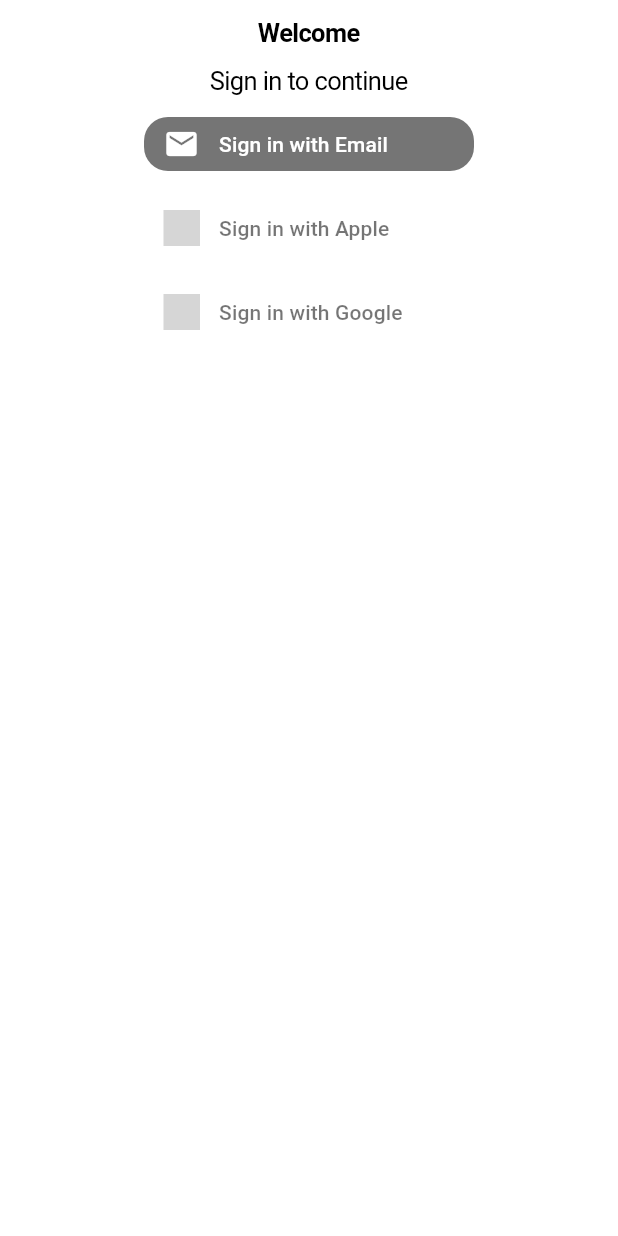
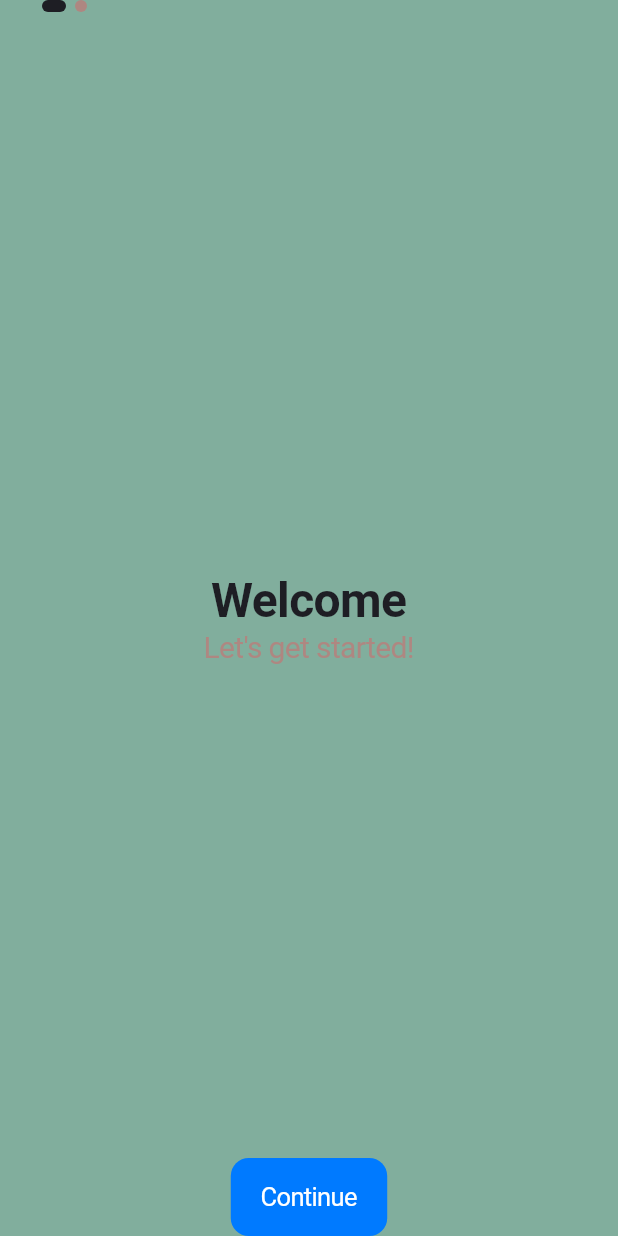
Before and after one commit to 2024-dissertation/model-maker-app, a Flutter app: the screen it shows after launch, on a phone screen of 412 x 824 dp. Run offline on Flutter 3.47's test engine with Material 3 defaults, Android fonts, the phone set to English and light mode, and no system bars; drawn by our look-alikes of sign_in_button; our stand-ins replace bloc, camera, carousel_slider, dart_mappable, dio, equatable and 12 more; missing offline and left inert: flutter_3d_controller; accounts and stored records are empty; generated files the repository leaves out were written again; statements that could not run were skipped; grey boxes are pictures that could not be loaded.

Commit message:
Theming and onboarding

```diff
--- a/lib/app/views/app_layout.dart
+++ b/lib/app/views/app_layout.dart
@@ -15,6 +15,7 @@ class AppLayout extends StatelessWidget {
   @override
   Widget build(BuildContext context) {
     return CupertinoTabScaffold(
+      resizeToAvoidBottomInset: false,
       tabBuilder: (context, index) {
         return children[index];
       },
--- a/lib/helpers/router.dart
+++ b/lib/helpers/router.dart
@@ -11,7 +11,7 @@ import 'package:frontend/pages/scanner_page.dart';
 import 'package:frontend/pages/profile_page.dart';
 import 'package:frontend/pages/settings_page.dart';
 import 'package:frontend/pages/splash_screen.dart';
-import 'package:frontend/pages/unauthorized_page.dart';
+import 'package:frontend/pages/onboarding/unauthorized_page.dart';
 import 'package:frontend/pages/view_images.dart';
 import 'package:frontend/pages/view_task.dart';
 import 'package:go_router/go_router.dart';
--- a/lib/helpers/theme.dart
+++ b/lib/helpers/theme.dart
@@ -1,11 +1,78 @@
 import 'package:flutter/cupertino.dart';
+
+const raisinBlack = Color(0xFF1E1E24);
+
+const coralPink = Color(0xFFFB9F89);
+const coralPinkDark = Color(0xFFE07A5F);
+
+const khaki = Color(0xFFC4AF9A);
+const khakiDark = Color(0xFFA18C7A);
+
+const cambridgeBlue = Color(0xFF81AE9D);
+const cambridgeBlueDark = Color(0xFF5E7D6B);
+
+const jungleGreen = Color(0xFF21A179);
+const jungleGreenDark = Color(0xFF1A7A5A);
+
+const desaturatedPink = Color(0xFFae8781);
+const desaturatedPinkDark = Color(0xFF7a5a54);
+
+const desaturatedDarkViolet = Color(0xFF9d81ae);
+const desaturatedDarkVioletDark = Color(0xFF6b5a7d);
 
 const CupertinoThemeData cupertinoLight = CupertinoThemeData(
   brightness: Brightness.light,
   primaryColor: CupertinoColors.activeBlue,
+  scaffoldBackgroundColor: cambridgeBlue,
 );
 
 const CupertinoThemeData cupertinoDark = CupertinoThemeData(
   brightness: Brightness.dark,
   primaryColor: CupertinoColors.activeGreen,
+  scaffoldBackgroundColor: raisinBlack,
 );
+
+class CustomCupertinoTheme extends CupertinoThemeData {
+  final TextStyle body;
+  final TextStyle title;
+  final TextStyle subtitle;
+
+  final Color bgColor1;
+  final Color bgColor2;
+  final Color bgColor3;
+
+  const CustomCupertinoTheme({
+    required this.body,
+    required this.title,
+    required this.subtitle,
+    required this.bgColor1,
+    required this.bgColor2,
+    required this.bgColor3,
+  }) : super();
+
+  static CustomCupertinoTheme of(BuildContext context) {
+    final theme = CupertinoTheme.of(context);
+
+    if (theme.brightness == Brightness.dark) {
+      return CustomCupertinoTheme(
+        body: theme.textTheme.textStyle.copyWith(fontSize: 16),
+        title: theme.textTheme.textStyle
+            .copyWith(fontSize: 32, fontWeight: FontWeight.bold),
+        subtitle: theme.textTheme.textStyle.copyWith(fontSize: 20),
+        bgColor1: raisinBlack,
+        bgColor2: desaturatedDarkVioletDark,
+        bgColor3: cambridgeBlue,
+      );
+    }
+
+    return CustomCupertinoTheme(
+      body: theme.textTheme.textStyle.copyWith(fontSize: 16),
+      title: theme.textTheme.textStyle
+          .copyWith(fontSize: 32, fontWeight: FontWeight.bold),
+      subtitle: theme.textTheme.textStyle.copyWith(fontSize: 20),
+      bgColor1: cambridgeBlue,
+      bgColor2: desaturatedDarkViolet,
+      bgColor3: cambridgeBlue,
+    );
+  }
+}
--- a/lib/pages/login_page.dart
+++ b/lib/pages/login_page.dart
@@ -7,6 +7,7 @@ import 'package:frontend/module/auth/repository/auth_repository.dart';
 import 'package:frontend/module/user/cubit/my_user_cubit.dart';
 import 'package:frontend/main/main.dart';
 import 'package:frontend/module/user/cubit/my_user_state.dart';
+import 'package:frontend/ui/themed/themed_text.dart';
 
 class LoginPage extends StatefulWidget {
   const LoginPage({super.key});
@@ -30,17 +31,15 @@ class _LoginPageState extends State<LoginPage> {
 
   @override
   Widget build(BuildContext context) {
-    return CupertinoPageScaffold(
-      navigationBar: const CupertinoNavigationBar(
-        middle: Text('Login Page'),
-      ),
-      child: SafeArea(
+    return SafeArea(
       child: Padding(
-          padding: const EdgeInsets.all(16.0),
-          child: SingleChildScrollView(
+        padding: EdgeInsets.symmetric(horizontal: 32),
         child: Column(
-              mainAxisAlignment: MainAxisAlignment.center,
+          mainAxisAlignment: MainAxisAlignment.start,
+          crossAxisAlignment: CrossAxisAlignment.start,
           children: [
+            ThemedText("Login", style: TextType.title),
+            SizedBox(height: 8),
             if (context.watch<MyUserCubit>().state is MyUserError)
               Text(
                 (context.watch<MyUserCubit>().state as MyUserError).message,
@@ -71,21 +70,18 @@ class _LoginPageState extends State<LoginPage> {
                 if (state == AuthState.initial) {
                   return const CupertinoActivityIndicator();
                 }
-                    return CupertinoButton.filled(
+                return Center(
+                  child: CupertinoButton.filled(
                     child: const Text("Login"),
-                      onPressed: () =>
-                          _authRepository.signInWithEmailAndPassword(
+                    onPressed: () => _authRepository.signInWithEmailAndPassword(
                       _emailController.text,
                       _passwordController.text,
+                    ),
                   ),
                 );
               },
             ),
-                Text(context.watch<AuthCubit>().state.toString()),
-                Text("${_authRepository.currentUser}"),
           ],
-            ),
-          ),
         ),
       ),
     );
--- /dev/null
+++ b/lib/pages/onboarding/sign_up_page.dart
@@ -0,0 +1,69 @@
+import 'package:flutter/cupertino.dart';
+import 'package:frontend/main/main.dart';
+import 'package:frontend/module/auth/repository/auth_repository.dart';
+import 'package:frontend/pages/login_page.dart';
+import 'package:sign_in_button/sign_in_button.dart';
+
+class SignUpPage extends StatelessWidget {
+  SignUpPage({super.key, required this.onBack});
+
+  final VoidCallback onBack;
+
+  final AuthRepository _authRepository = getIt();
+
+  @override
+  Widget build(BuildContext context) {
+    return Stack(
+      children: [
+        Center(
+          child: Column(
+            mainAxisAlignment: MainAxisAlignment.center,
+            children: [
+              SignInButton(
+                Buttons.email,
+                onPressed: () => showCupertinoModalPopup(
+                  context: context,
+                  builder: (BuildContext context) {
+                    return AnimatedPadding(
+                      duration: Duration(milliseconds: 0),
+                      padding: EdgeInsets.only(
+                          bottom: MediaQuery.of(context).viewInsets.bottom),
+                      child: ClipRRect(
+                        borderRadius: BorderRadius.only(
+                            topLeft: Radius.circular(16),
+                            topRight: Radius.circular(16)),
+                        child: Container(
+                          color: CupertinoTheme.of(context)
+                              .scaffoldBackgroundColor,
+                          height: 319,
+                          child: LoginPage(),
+                        ),
+                      ),
+                    );
+                  },
+                ),
+              ),
+              SignInButton(
+                Buttons.appleDark,
+                onPressed: () => _authRepository.signInWithApple(),
+              ),
+              SignInButton(
+                Buttons.googleDark,
+                onPressed: () => _authRepository.signInWithGoogle(),
+              ),
+            ],
+          ),
+        ),
+        SafeArea(
+          child: Align(
+            alignment: Alignment.bottomCenter,
+            child: CupertinoButton.filled(
+              onPressed: () => onBack(),
+              child: Text("Back"),
+            ),
+          ),
+        ),
+      ],
+    );
+  }
+}
--- /dev/null
+++ b/lib/pages/onboarding/unauthorized_page.dart
@@ -0,0 +1,90 @@
+import 'package:flutter/cupertino.dart';
+import 'package:frontend/helpers/theme.dart';
+import 'package:frontend/pages/onboarding/sign_up_page.dart';
+import 'package:frontend/pages/onboarding/welcome_page.dart';
+import 'package:frontend/ui/dot_indicator.dart';
+
+class UnauthorizedPage extends StatefulWidget {
+  const UnauthorizedPage({super.key});
+
+  @override
+  State<UnauthorizedPage> createState() => _UnauthorizedPageState();
+}
+
+class _UnauthorizedPageState extends State<UnauthorizedPage> {
+  int index = 0;
+  final PageController controller = PageController();
+
+  late List<Widget> pages;
+
+  @override
+  void initState() {
+    super.initState();
+
+    pages = [
+      WelcomePage(
+        pageController: controller,
+        onContinue: () {
+          setState(() {
+            index = 1;
+            controller.animateToPage(1,
+                duration: const Duration(milliseconds: 300),
+                curve: Curves.easeInOut);
+          });
+        },
+        pageIndex: index,
+      ),
+      SignUpPage(
+        onBack: () {
+          setState(() {
+            index = 1;
+            controller.animateToPage(0,
+                duration: const Duration(milliseconds: 300),
+                curve: Curves.easeInOut);
+          });
+        },
+      ),
+    ];
+  }
+
+  @override
+  Widget build(BuildContext context) {
+    return CupertinoPageScaffold(
+      resizeToAvoidBottomInset: false,
+      child: Stack(
+        children: [
+          AnimatedContainer(
+            duration: Duration(milliseconds: 300),
+            color: index == 0
+                ? CustomCupertinoTheme.of(context).bgColor1
+                : CustomCupertinoTheme.of(context).bgColor2,
+            child: PageView.builder(
+              controller: controller,
+              itemBuilder: (context, index) {
+                return pages[index];
+              },
+              itemCount: pages.length,
+              onPageChanged: (index) {
+                setState(() {
+                  this.index = index;
+                });
+              },
+            ),
+          ),
+          SafeArea(
+            child: Positioned(
+              top: 0,
+              child: Padding(
+                padding: EdgeInsets.only(left: 25),
+                child: DotIndicator(
+                  itemCount: pages.length,
+                  currentIndex: index,
+                ),
+              ),
+            ),
+          ),
+        ],
+      ),
+    );
+  }
+}
--- /dev/null
+++ b/lib/pages/onboarding/welcome_page.dart
@@ -0,0 +1,92 @@
+import 'dart:math' as math;
+
+import 'package:flutter/cupertino.dart';
+import 'package:flutter_svg/svg.dart';
+import 'package:frontend/ui/themed/themed_text.dart';
+import 'package:vector_graphics/vector_graphics_compat.dart';
+
+class WelcomePage extends StatefulWidget {
+  const WelcomePage(
+      {super.key,
+      required this.onContinue,
+      required this.pageController,
+      required this.pageIndex});
+
+  final VoidCallback onContinue;
+  final PageController pageController;
+  final int pageIndex;
+
+  @override
+  State<WelcomePage> createState() => _WelcomePageState();
+}
+
+class _WelcomePageState extends State<WelcomePage> {
+  double _opacity = 1.0;
+  double _yOffset = -50;
+
+  @override
+  void initState() {
+    super.initState();
+    widget.pageController.addListener(_onPageChanged);
+  }
+
+  @override
+  void dispose() {
+    widget.pageController.removeListener(_onPageChanged);
+    super.dispose();
+  }
+
+  void _onPageChanged() {
+    setState(() {
+      _opacity = 1.0 - (widget.pageController.page! - widget.pageIndex).abs();
+      _yOffset = -50 + (1 - _opacity) * 100;
+    });
+  }
+
+  @override
+  Widget build(BuildContext context) {
+    return AnimatedOpacity(
+      opacity: _opacity,
+      duration: Duration(milliseconds: 300),
+      child: Stack(
+        children: [
+          Positioned(
+            bottom: -70 + _yOffset,
+            right: -90,
+            child: Transform.rotate(
+              angle: math.pi / 12.0,
+              child: SvgPicture(
+                AssetBytesLoader('assets/svg/camera-1-48.svg.vec'),
+              ),
+            ),
+          ),
+          Center(
+            child: Column(
+              mainAxisSize: MainAxisSize.min,
+              children: [
+                ThemedText(
+                  "Welcome",
+                  style: TextType.title,
+                ),
+                ThemedText(
+                  "Let's get started!",
+                  style: TextType.subtitle,
+                  color: TextColor.secondary,
+                ),
+              ],
+            ),
+          ),
+          SafeArea(
+            child: Align(
+              alignment: Alignment.bottomCenter,
+              child: CupertinoButton.filled(
+                onPressed: () => widget.onContinue(),
+                child: Text("Continue"),
+              ),
+            ),
+          ),
+        ],
+      ),
+    );
+  }
+}
--- a/lib/pages/unauthorized_page.dart
+++ /dev/null
@@ -1,55 +0,0 @@
-import 'package:flutter/cupertino.dart';
-import 'package:frontend/module/auth/repository/auth_repository.dart';
-import 'package:go_router/go_router.dart';
-import 'package:sign_in_button/sign_in_button.dart';
-
-import '../main/main.dart';
-
-class UnauthorizedPage extends StatelessWidget {
-  const UnauthorizedPage({super.key});
-
-  @override
-  Widget build(BuildContext context) {
-    final AuthRepository _authRepository = getIt();
-
-    return CupertinoPageScaffold(
-      navigationBar: const CupertinoNavigationBar(
-        middle: Text('Welcome'),
-      ),
-      child: SafeArea(
-        child: Center(
-          child: Column(
-            spacing: 8,
-            children: [
-              const Text("Sign in to continue"),
-              SignInButton(
-                Buttons.email,
-                onPressed: () => context.go('/unauthorized/login'),
-                elevation: 0,
-                shape: RoundedRectangleBorder(
-                  borderRadius: BorderRadius.circular(16),
-                ),
-              ),
-              SignInButton(
-                Buttons.apple,
-                onPressed: () => _authRepository.signInWithApple(),
-                elevation: 0,
-                shape: RoundedRectangleBorder(
-                  borderRadius: BorderRadius.circular(16),
-                ),
-              ),
-              SignInButton(
-                Buttons.google,
-                onPressed: () => _authRepository.signInWithGoogle(),
-                elevation: 0,
-                shape: RoundedRectangleBorder(
-                  borderRadius: BorderRadius.circular(16),
-                ),
-              )
-            ],
-          ),
-        ),
-      ),
-    );
-  }
-}
--- /dev/null
+++ b/lib/ui/dot_indicator.dart
@@ -0,0 +1,40 @@
+import 'package:flutter/material.dart';
+import 'package:frontend/helpers/theme.dart';
+
+class DotIndicator extends StatelessWidget {
+  final int itemCount;
+  final int currentIndex;
+  final Color activeColor;
+  final Color inactiveColor;
+  final double dotSize;
+  final double spacing;
+
+  const DotIndicator({
+    super.key,
+    required this.itemCount,
+    required this.currentIndex,
+    this.activeColor = raisinBlack,
+    this.inactiveColor = desaturatedPink,
+    this.dotSize = 8.0,
+    this.spacing = 6.0,
+  });
+
+  @override
+  Widget build(BuildContext context) {
+    return Row(
+      mainAxisAlignment: MainAxisAlignment.start,
+      children: List.generate(itemCount, (index) {
+        return AnimatedContainer(
+          duration: const Duration(milliseconds: 300),
+          margin: EdgeInsets.symmetric(horizontal: spacing / 2),
+          width: currentIndex == index ? dotSize * 2.0 : dotSize,
+          height: dotSize,
+          decoration: BoxDecoration(
+            color: currentIndex == index ? activeColor : inactiveColor,
+            borderRadius: BorderRadius.circular(dotSize),
+          ),
+        );
+      }),
+    );
+  }
+}
--- /dev/null
+++ b/lib/ui/themed/themed_text.dart
@@ -0,0 +1,66 @@
+import 'package:flutter/cupertino.dart';
+import 'package:frontend/helpers/theme.dart';
+
+enum TextType {
+  body,
+  title,
+  subtitle,
+}
+
+enum TextColor {
+  primary,
+  secondary,
+}
+
+class ThemedText extends StatelessWidget {
+  const ThemedText(
+    this.text, {
+    super.key,
+    this.style = TextType.body,
+    this.color = TextColor.primary,
+  });
+
+  final TextType style;
+  final TextColor color;
+
+  final String text;
+
+  @override
+  Widget build(BuildContext context) {
+    return Text(
+      text,
+      style: _getTextType(context),
+    );
+  }
+
+  TextStyle _getTextType(BuildContext context) {
+    switch (style) {
+      case TextType.body:
+        return CustomCupertinoTheme.of(context).body.copyWith(
+              color: _getTextColor(context),
+            );
+      case TextType.title:
+        return CustomCupertinoTheme.of(context).title.copyWith(
+              color: _getTextColor(context),
+            );
+      case TextType.subtitle:
+        return CustomCupertinoTheme.of(context).subtitle.copyWith(
+              color: _getTextColor(context),
+            );
+    }
+  }
+
+  Color _getTextColor(BuildContext context) {
+    final brightness = MediaQuery.of(context).platformBrightness;
+    switch (color) {
+      case TextColor.primary:
+        return brightness == Brightness.dark
+            ? CupertinoColors.white
+            : raisinBlack;
+      case TextColor.secondary:
+        return brightness == Brightness.dark
+            ? CupertinoColors.systemGrey
+            : desaturatedPink;
+    }
+  }
+}
--- a/pubspec.yaml
+++ b/pubspec.yaml
@@ -34,6 +34,8 @@ dependencies:
   dart_mappable: ^4.4.0
   path_provider: ^2.1.5
   image_picker: ^1.1.2
+  flutter_svg: ^2.0.17
+  vector_graphics: ^1.1.18
 
 dev_dependencies:
   flutter_test:
@@ -44,6 +46,7 @@ dev_dependencies:
   mockito: ^5.4.5
   bloc_test: ^10.0.0
   mocktail: ^1.0.4
+  vector_graphics_compiler: ^1.1.16
 
 
 flutter:
@@ -51,3 +54,4 @@ flutter:
 
   assets:
     - assets/test_object.glb
+    - assets/svg/camera-1-48.svg.vec
```
Also changed, not shown: assets/svg/camera-1-48.svg (added), pubspec.lock, 1 other file. Lines whose indentation alone changed are shown as unchanged.
